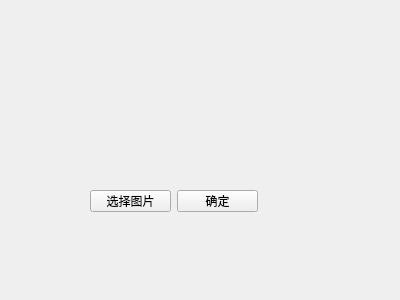
Old version of the form opencv_cvtColor/opencv_2Luv/ControlItem.ui in the repository ngzHappy/oct2.
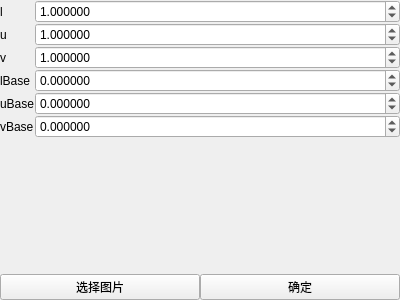
New version of the form.

```diff
--- a/opencv_cvtColor/opencv_2Luv/ControlItem.ui
+++ b/opencv_cvtColor/opencv_2Luv/ControlItem.ui
@@ -13,32 +13,201 @@
   <property name="windowTitle">
    <string>Form</string>
   </property>
-  <widget class="QWidget" name="">
-   <property name="geometry">
-    <rect>
-     <x>90</x>
-     <y>190</y>
-     <width>168</width>
-     <height>22</height>
-    </rect>
+  <layout class="QVBoxLayout" name="verticalLayout">
+   <property name="spacing">
+    <number>0</number>
    </property>
-   <layout class="QHBoxLayout" name="horizontalLayout">
-    <item>
-     <widget class="QPushButton" name="select_image_button">
-      <property name="text">
-       <string>选择图片</string>
-      </property>
-     </widget>
-    </item>
-    <item>
-     <widget class="QPushButton" name="do_button">
-      <property name="text">
-       <string>确定</string>
-      </property>
-     </widget>
-    </item>
-   </layout>
-  </widget>
+   <property name="leftMargin">
+    <number>0</number>
+   </property>
+   <property name="topMargin">
+    <number>0</number>
+   </property>
+   <property name="rightMargin">
+    <number>0</number>
+   </property>
+   <property name="bottomMargin">
+    <number>0</number>
+   </property>
+   <item>
+    <layout class="QFormLayout" name="formLayout">
+     <property name="horizontalSpacing">
+      <number>0</number>
+     </property>
+     <property name="verticalSpacing">
+      <number>0</number>
+     </property>
+     <item row="0" column="0">
+      <widget class="QLabel" name="lLabel">
+       <property name="text">
+        <string>l</string>
+       </property>
+      </widget>
+     </item>
+     <item row="0" column="1">
+      <widget class="QDoubleSpinBox" name="lDoubleSpinBox">
+       <property name="decimals">
+        <number>6</number>
+       </property>
+       <property name="minimum">
+        <double>-255.000000000000000</double>
+       </property>
+       <property name="maximum">
+        <double>255.000000000000000</double>
+       </property>
+       <property name="singleStep">
+        <double>0.050000000000000</double>
+       </property>
+       <property name="value">
+        <double>1.000000000000000</double>
+       </property>
+      </widget>
+     </item>
+     <item row="1" column="0">
+      <widget class="QLabel" name="uLabel">
+       <property name="text">
+        <string>u</string>
+       </property>
+      </widget>
+     </item>
+     <item row="1" column="1">
+      <widget class="QDoubleSpinBox" name="uDoubleSpinBox">
+       <property name="decimals">
+        <number>6</number>
+       </property>
+       <property name="minimum">
+        <double>-255.000000000000000</double>
+       </property>
+       <property name="maximum">
+        <double>255.000000000000000</double>
+       </property>
+       <property name="singleStep">
+        <double>0.050000000000000</double>
+       </property>
+       <property name="value">
+        <double>1.000000000000000</double>
+       </property>
+      </widget>
+     </item>
+     <item row="2" column="0">
+      <widget class="QLabel" name="vLabel">
+       <property name="text">
+        <string>v</string>
+       </property>
+      </widget>
+     </item>
+     <item row="2" column="1">
+      <widget class="QDoubleSpinBox" name="vDoubleSpinBox">
+       <property name="decimals">
+        <number>6</number>
+       </property>
+       <property name="minimum">
+        <double>-255.000000000000000</double>
+       </property>
+       <property name="maximum">
+        <double>255.000000000000000</double>
+       </property>
+       <property name="singleStep">
+        <double>0.050000000000000</double>
+       </property>
+       <property name="value">
+        <double>1.000000000000000</double>
+       </property>
+      </widget>
+     </item>
+     <item row="3" column="0">
+      <widget class="QLabel" name="lBaseLabel">
+       <property name="text">
+        <string>lBase</string>
+       </property>
+      </widget>
+     </item>
+     <item row="3" column="1">
+      <widget class="QDoubleSpinBox" name="lBaseDoubleSpinBox">
+       <property name="decimals">
+        <number>6</number>
+       </property>
+       <property name="minimum">
+        <double>-255.000000000000000</double>
+       </property>
+       <property name="maximum">
+        <double>255.000000000000000</double>
+       </property>
+       <property name="singleStep">
+        <double>0.050000000000000</double>
+       </property>
+      </widget>
+     </item>
+     <item row="4" column="0">
+      <widget class="QLabel" name="uBaseLabel">
+       <property name="text">
+        <string>uBase</string>
+       </property>
+      </widget>
+     </item>
+     <item row="4" column="1">
+      <widget class="QDoubleSpinBox" name="uBaseDoubleSpinBox">
+       <property name="decimals">
+        <number>6</number>
+       </property>
+       <property name="minimum">
+        <double>-255.000000000000000</double>
+       </property>
+       <property name="maximum">
+        <double>255.000000000000000</double>
+       </property>
+       <property name="singleStep">
+        <double>0.050000000000000</double>
+       </property>
+      </widget>
+     </item>
+     <item row="5" column="0">
+      <widget class="QLabel" name="vBaseLabel">
+       <property name="text">
+        <string>vBase</string>
+       </property>
+      </widget>
+     </item>
+     <item row="5" column="1">
+      <widget class="QDoubleSpinBox" name="vBaseDoubleSpinBox">
+       <property name="decimals">
+        <number>6</number>
+       </property>
+       <property name="minimum">
+        <double>-255.000000000000000</double>
+       </property>
+       <property name="maximum">
+        <double>255.000000000000000</double>
+       </property>
+       <property name="singleStep">
+        <double>0.050000000000000</double>
+       </property>
+      </widget>
+     </item>
+    </layout>
+   </item>
+   <item>
+    <layout class="QHBoxLayout" name="horizontalLayout">
+     <property name="spacing">
+      <number>0</number>
+     </property>
+     <item>
+      <widget class="QPushButton" name="select_image_button">
+       <property name="text">
+        <string>选择图片</string>
+       </property>
+      </widget>
+     </item>
+     <item>
+      <widget class="QPushButton" name="do_button">
+       <property name="text">
+        <string>确定</string>
+       </property>
+      </widget>
+     </item>
+    </layout>
+   </item>
+  </layout>
  </widget>
  <resources/>
  <connections/>
```
Left out of the diff: 99 changed lines with no effect on the pictures.
